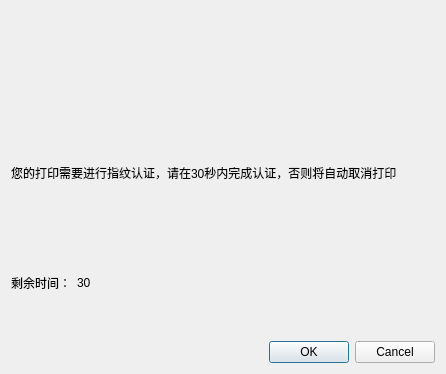
Qt form tomcat/checkfingerdialog.ui (lzk/statusmonitor) before a commit.
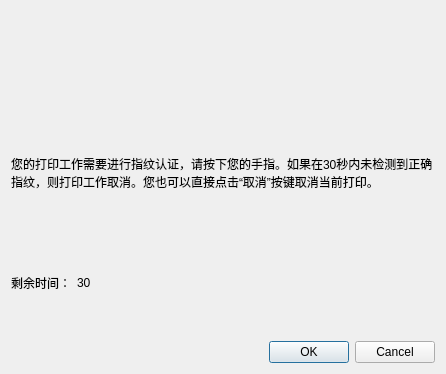
The same form after that commit.

Diff of the .ui file:
```diff
--- a/tomcat/checkfingerdialog.ui
+++ b/tomcat/checkfingerdialog.ui
@@ -29,7 +29,10 @@
      <item>
       <widget class="QLabel" name="label">
        <property name="text">
-        <string>您的打印需要进行指纹认证，请在30秒内完成认证，否则将自动取消打印</string>
+        <string>您的打印工作需要进行指纹认证，请按下您的手指。如果在30秒内未检测到正确指纹，则打印工作取消。您也可以直接点击“取消”按键取消当前打印。</string>
+       </property>
+       <property name="wordWrap">
+        <bool>true</bool>
        </property>
       </widget>
      </item>
```
